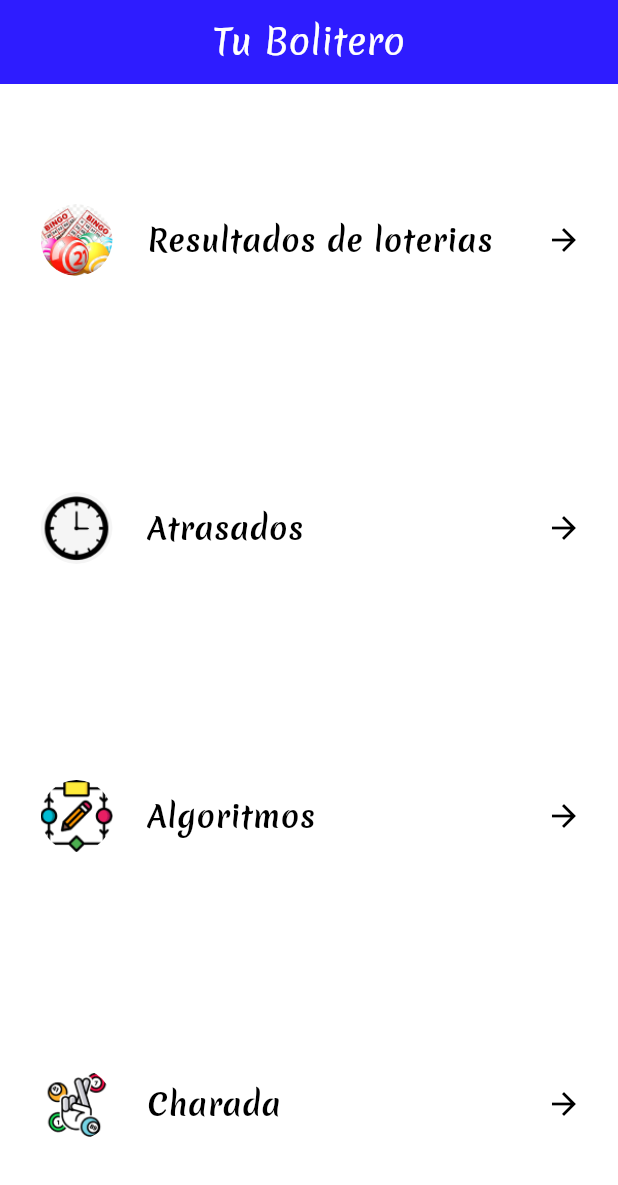
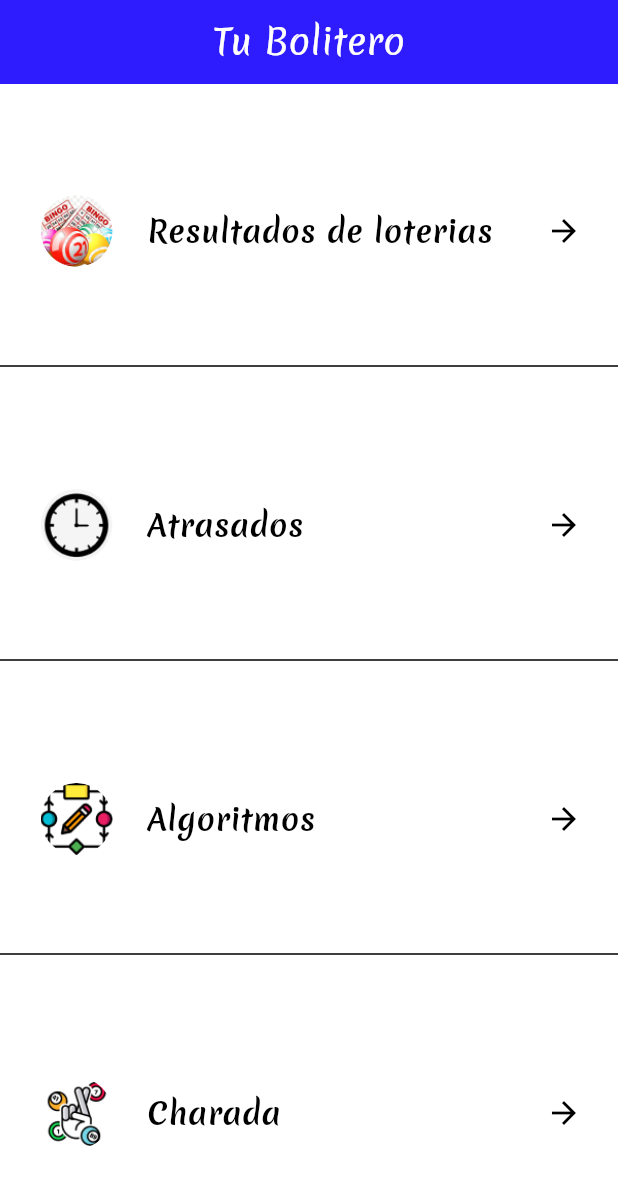
Before and after one commit to GuillermoPerez32/tu_bolitero, a Flutter app: the screen it shows after launch, on a phone screen of 412 x 824 dp. Shown: the top 1185 px of the screen. Run offline on Flutter 3.47's test engine with Material 3 defaults, Android fonts, the phone set to English and light mode, and no system bars; our stand-ins replace cached_network_image, dio, go_router.

Commit message:
fix styles

```diff
--- a/lib/core/theme.dart
+++ b/lib/core/theme.dart
@@ -17,7 +17,7 @@ class ThemeFactory {
       fontFamily: 'Merienda',
       colorScheme: const ColorScheme.light(
         primary: Color.fromRGBO(46, 28, 255, 1),
-        background: Color.fromRGBO(217, 217, 217, 1),
+        background: Colors.white,
       ),
       visualDensity: VisualDensity.adaptivePlatformDensity,
     );
--- a/lib/ui/screens/home_screen.dart
+++ b/lib/ui/screens/home_screen.dart
@@ -11,23 +11,26 @@ class HomeScreen extends StatelessWidget {
         title: const Text('Tu Bolitero'),
       ),
       body: Column(
-        mainAxisAlignment: MainAxisAlignment.spaceAround,
+        mainAxisAlignment: MainAxisAlignment.center,
         children: [
           HomeTile(
             title: 'Resultados de loterias',
             imageSrc: 'assets/Ellipse 1.png',
             onTap: () => context.go('/results'),
           ),
+          const Divider(),
           HomeTile(
             title: 'Atrasados',
             imageSrc: 'assets/atrasados.png',
             onTap: () => context.go('/atrasados'),
           ),
+          const Divider(),
           HomeTile(
             title: 'Algoritmos',
             imageSrc: 'assets/algoritmos.png',
             onTap: () => context.go('/algoritmos'),
           ),
+          const Divider(),
           HomeTile(
             title: 'Charada',
             imageSrc: 'assets/charada.png',
@@ -55,14 +58,10 @@ class HomeTile extends StatelessWidget {
 
   @override
   Widget build(BuildContext context) {
-    const tileHeight = 150.0;
-    return SizedBox(
-      height: tileHeight,
-      child: Center(
+    return Expanded(
       child: ListTile(
         visualDensity: VisualDensity.compact,
         onTap: onTap,
-          tileColor: Colors.white,
         leading: Container(
           width: 70,
           height: 70,
@@ -74,9 +73,7 @@ class HomeTile extends StatelessWidget {
           ),
         ),
         trailing: const Icon(Icons.arrow_forward_outlined),
-          title: SizedBox(
-            height: tileHeight,
-            child: Column(
+        title: Column(
           mainAxisAlignment: MainAxisAlignment.center,
           crossAxisAlignment: CrossAxisAlignment.start,
           children: [
@@ -90,8 +87,6 @@ class HomeTile extends StatelessWidget {
           ],
         ),
       ),
-        ),
-      ),
     );
   }
 }
```
Also changed, not shown: lib/ui/screens/results_screen.dart (+12 -10 lines). Lines whose indentation alone changed are shown as unchanged.
